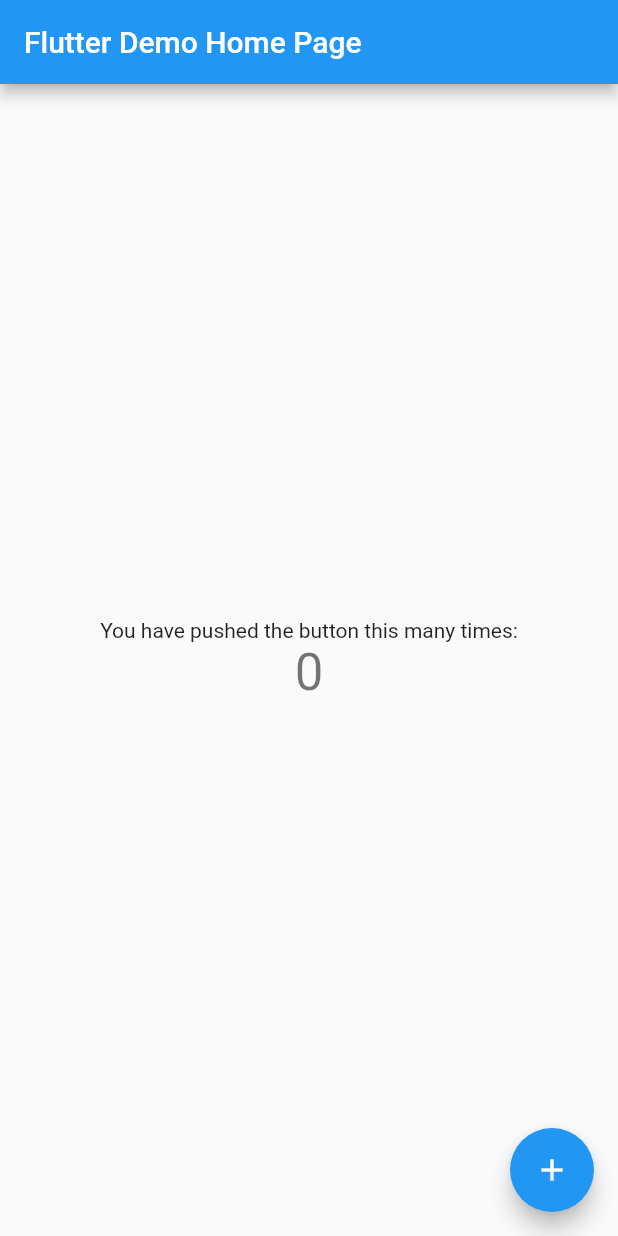
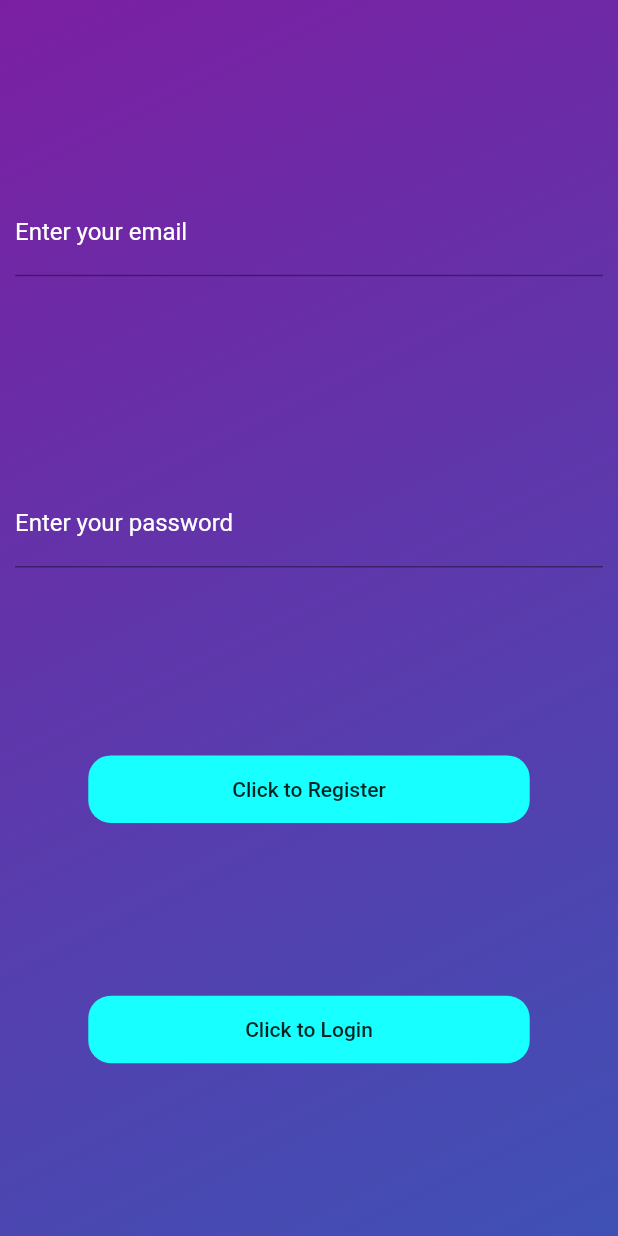
Before and after one commit to soumyadeep6845/Coin-Nitro, a Flutter app: the screen it shows after launch, on a phone screen of 412 x 824 dp. Run offline on Flutter 3.47's test engine with Material 2 defaults, Android fonts, the light colour scheme and no system bars; our stand-ins replace firebase_core; accounts and stored records are empty.

Commit message:
Created basic authentication screen

```diff
--- a/analysis_options.yaml
+++ b/analysis_options.yaml
@@ -7,7 +7,7 @@
 
 # The following line activates a set of recommended lints for Flutter apps,
 # packages, and plugins designed to encourage good coding practices.
-include: package:flutter_lints/flutter.yaml
+# include: package:flutter_lints/flutter.yaml
 
 linter:
   # The lint rules applied to this project can be customized in the
--- a/lib/main.dart
+++ b/lib/main.dart
@@ -1,115 +1,20 @@
+import 'package:crypto_app/ui/authentication.dart';
+import 'package:firebase_core/firebase_core.dart';
 import 'package:flutter/material.dart';
 
-void main() {
-  runApp(const MyApp());
+void main() async{
+  WidgetsFlutterBinding.ensureInitialized();
+  await Firebase.initializeApp();
+  runApp(MyApp());
 }
 
 class MyApp extends StatelessWidget {
-  const MyApp({Key? key}) : super(key: key);
 
-  // This widget is the root of your application.
   @override
   Widget build(BuildContext context) {
     return MaterialApp(
-      title: 'Flutter Demo',
-      theme: ThemeData(
-        // This is the theme of your application.
-        //
-        // Try running your application with "flutter run". You'll see the
-        // application has a blue toolbar. Then, without quitting the app, try
-        // changing the primarySwatch below to Colors.green and then invoke
-        // "hot reload" (press "r" in the console where you ran "flutter run",
-        // or simply save your changes to "hot reload" in a Flutter IDE).
-        // Notice that the counter didn't reset back to zero; the application
-        // is not restarted.
-        primarySwatch: Colors.blue,
-      ),
-      home: const MyHomePage(title: 'Flutter Demo Home Page'),
+      title: 'Coin Nitro',
+      home: Authentication(),
     );
   }
 }
-
-class MyHomePage extends StatefulWidget {
-  const MyHomePage({Key? key, required this.title}) : super(key: key);
-
-  // This widget is the home page of your application. It is stateful, meaning
-  // that it has a State object (defined below) that contains fields that affect
-  // how it looks.
-
-  // This class is the configuration for the state. It holds the values (in this
-  // case the title) provided by the parent (in this case the App widget) and
-  // used by the build method of the State. Fields in a Widget subclass are
-  // always marked "final".
-
-  final String title;
-
-  @override
-  State<MyHomePage> createState() => _MyHomePageState();
-}
-
-class _MyHomePageState extends State<MyHomePage> {
-  int _counter = 0;
-
-  void _incrementCounter() {
-    setState(() {
-      // This call to setState tells the Flutter framework that something has
-      // changed in this State, which causes it to rerun the build method below
-      // so that the display can reflect the updated values. If we changed
-      // _counter without calling setState(), then the build method would not be
-      // called again, and so nothing would appear to happen.
-      _counter++;
-    });
-  }
-
-  @override
-  Widget build(BuildContext context) {
-    // This method is rerun every time setState is called, for instance as done
-    // by the _incrementCounter method above.
-    //
-    // The Flutter framework has been optimized to make rerunning build methods
-    // fast, so that you can just rebuild anything that needs updating rather
-    // than having to individually change instances of widgets.
-    return Scaffold(
-      appBar: AppBar(
-        // Here we take the value from the MyHomePage object that was created by
-        // the App.build method, and use it to set our appbar title.
-        title: Text(widget.title),
-      ),
-      body: Center(
-        // Center is a layout widget. It takes a single child and positions it
-        // in the middle of the parent.
-        child: Column(
-          // Column is also a layout widget. It takes a list of children and
-          // arranges them vertically. By default, it sizes itself to fit its
-          // children horizontally, and tries to be as tall as its parent.
-          //
-          // Invoke "debug painting" (press "p" in the console, choose the
-          // "Toggle Debug Paint" action from the Flutter Inspector in Android
-          // Studio, or the "Toggle Debug Paint" command in Visual Studio Code)
-          // to see the wireframe for each widget.
-          //
-          // Column has various properties to control how it sizes itself and
-          // how it positions its children. Here we use mainAxisAlignment to
-          // center the children vertically; the main axis here is the vertical
-          // axis because Columns are vertical (the cross axis would be
-          // horizontal).
-          mainAxisAlignment: MainAxisAlignment.center,
-          children: <Widget>[
-            const Text(
-              'You have pushed the button this many times:',
-            ),
-            Text(
-              '$_counter',
-              style: Theme.of(context).textTheme.headline4,
-            ),
-          ],
-        ),
-      ),
-      floatingActionButton: FloatingActionButton(
-        onPressed: _incrementCounter,
-        tooltip: 'Increment',
-        child: const Icon(Icons.add),
-      ), // This trailing comma makes auto-formatting nicer for build methods.
-    );
-  }
-}
--- /dev/null
+++ b/lib/ui/authentication.dart
@@ -0,0 +1,90 @@
+import 'package:flutter/material.dart';
+
+class Authentication extends StatefulWidget {
+  @override
+  _AuthenticationState createState() => _AuthenticationState();
+}
+
+class _AuthenticationState extends State<Authentication> {
+  TextEditingController _emailField = TextEditingController();
+  TextEditingController _passwordField = TextEditingController();
+
+  @override
+  Widget build(BuildContext context) {
+    return Scaffold(
+      body: Container(
+        width: MediaQuery.of(context).size.width,
+        height: MediaQuery.of(context).size.height,
+        decoration: BoxDecoration(
+          gradient: LinearGradient(
+            colors: [Colors.purple.shade700, Colors.indigo],
+            begin: Alignment.topLeft,
+            end: Alignment.bottomRight,
+          ),
+        ),
+        child: Column(
+          mainAxisAlignment: MainAxisAlignment.spaceEvenly,
+          children: [
+            Padding(
+              padding: const EdgeInsets.all(10.0),
+              child: TextFormField(
+                controller: _emailField,
+                decoration: InputDecoration(
+                  hintText: 'xyz@abcd.com',
+                  hintStyle: TextStyle(
+                    color: Colors.white,
+                  ),
+                  labelText: 'Enter your email',
+                  labelStyle: TextStyle(
+                    color: Colors.white,
+                  ),
+                ),
+              ),
+            ),
+            Padding(
+              padding: const EdgeInsets.all(10.0),
+              child: TextFormField(
+                controller: _passwordField,
+                obscureText: true,
+                decoration: InputDecoration(
+                  hintText: 'xxxxxxxxxx',
+                  hintStyle: TextStyle(
+                    color: Colors.white,
+                  ),
+                  labelText: 'Enter your password',
+                  labelStyle: TextStyle(
+                    color: Colors.white,
+                  ),
+                ),
+              ),
+            ),
+            Container(
+              width: MediaQuery.of(context).size.width / 1.4,
+              height: 45.0,
+              decoration: BoxDecoration(
+                borderRadius: BorderRadius.circular(15.0),
+                color: Colors.cyanAccent,
+              ),
+              child: MaterialButton(
+                onPressed: () {},
+                child: Text('Click to Register'),
+              ),
+            ),
+            Container(
+              width: MediaQuery.of(context).size.width / 1.4,
+              height: 45.0,
+              decoration: BoxDecoration(
+                borderRadius: BorderRadius.circular(15.0),
+                color: Colors.cyanAccent,
+              ),
+              child: MaterialButton(
+                onPressed: () {},
+                child: Text('Click to Login'),
+              ),
+            ),
+          ],
+        ),
+      ),
+    );
+  }
+}
```
Also changed, not shown: lib/model/coin.dart (added), lib/net/api_methods.dart (added), lib/net/flutterfire.dart (added), 2 other files.
